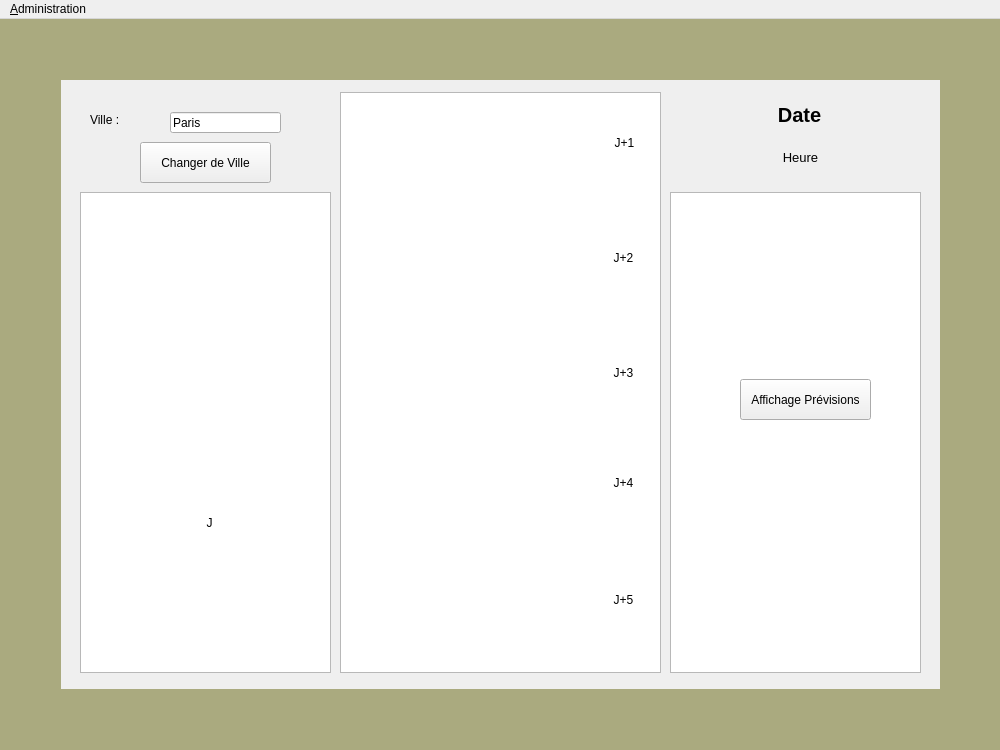
This is StationMeteo/mainwindow.ui in SimonF2/ProjetFinal as Qt 5 draws it before an edit. The edited form follows.
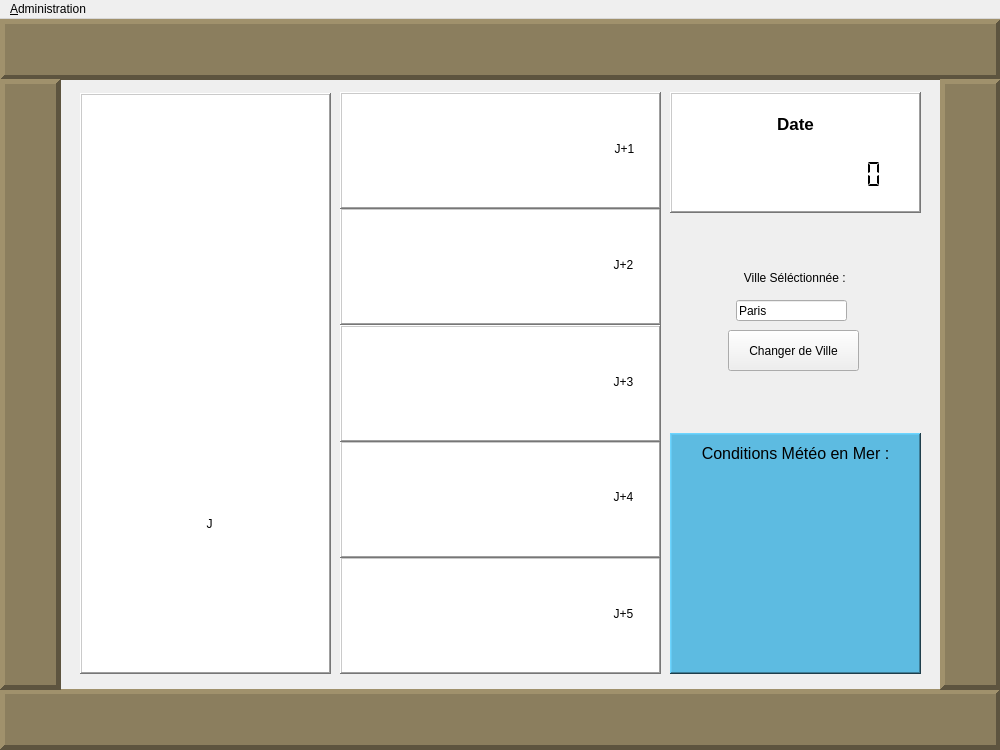
This is the edited form.

Commit message: Ajout fonctionnalité Balise en mer etmodification affichage général

What changed in the file:
```diff
--- a/StationMeteo/mainwindow.ui
+++ b/StationMeteo/mainwindow.ui
@@ -13,19 +13,28 @@
   <property name="windowTitle">
    <string>MainWindow</string>
   </property>
+  <property name="autoFillBackground">
+   <bool>false</bool>
+  </property>
+  <property name="styleSheet">
+   <string notr="true"/>
+  </property>
   <widget class="QWidget" name="centralwidget">
+   <property name="styleSheet">
+    <string notr="true"/>
+   </property>
    <widget class="QLabel" name="lblDate">
     <property name="geometry">
      <rect>
-      <x>679</x>
-      <y>80</y>
-      <width>241</width>
+      <x>670</x>
+      <y>89</y>
+      <width>251</width>
       <height>31</height>
      </rect>
     </property>
     <property name="font">
      <font>
-      <pointsize>15</pointsize>
+      <pointsize>13</pointsize>
       <weight>75</weight>
       <bold>true</bold>
       <kerning>true</kerning>
@@ -44,8 +53,8 @@
    <widget class="QPushButton" name="BtnMeteo">
     <property name="geometry">
      <rect>
-      <x>140</x>
-      <y>123</y>
+      <x>728</x>
+      <y>311</y>
       <width>131</width>
       <height>41</height>
      </rect>
@@ -58,16 +67,16 @@
     <property name="geometry">
      <rect>
       <x>80</x>
-      <y>173</y>
+      <y>74</y>
       <width>251</width>
-      <height>481</height>
+      <height>581</height>
      </rect>
     </property>
     <property name="frameShape">
-     <enum>QFrame::StyledPanel</enum>
+     <enum>QFrame::WinPanel</enum>
     </property>
     <property name="frameShadow">
-     <enum>QFrame::Sunken</enum>
+     <enum>QFrame::Raised</enum>
     </property>
     <property name="lineWidth">
      <number>1</number>
@@ -78,6 +87,9 @@
     <property name="documentTitle">
      <string/>
     </property>
+    <property name="undoRedoEnabled">
+     <bool>true</bool>
+    </property>
     <property name="backgroundVisible">
      <bool>false</bool>
     </property>
@@ -89,7 +101,7 @@
     <property name="geometry">
      <rect>
       <x>99</x>
-      <y>393</y>
+      <y>394</y>
       <width>221</width>
       <height>221</height>
      </rect>
@@ -113,57 +125,24 @@
      <number>0</number>
     </property>
    </widget>
-   <widget class="QLabel" name="lblHeure">
-    <property name="geometry">
-     <rect>
-      <x>680</x>
-      <y>123</y>
-      <width>241</width>
-      <height>31</height>
-     </rect>
-    </property>
-    <property name="font">
-     <font>
-      <pointsize>10</pointsize>
-     </font>
-    </property>
-    <property name="text">
-     <string>Heure</string>
-    </property>
-    <property name="scaledContents">
-     <bool>true</bool>
-    </property>
-    <property name="alignment">
-     <set>Qt::AlignCenter</set>
-    </property>
-   </widget>
-   <widget class="QPushButton" name="BtnPrevisions">
-    <property name="geometry">
-     <rect>
-      <x>740</x>
-      <y>360</y>
-      <width>131</width>
-      <height>41</height>
-     </rect>
-    </property>
-    <property name="text">
-     <string>Affichage Prévisions</string>
-    </property>
-   </widget>
    <widget class="QPlainTextEdit" name="plainTextMer">
     <property name="geometry">
      <rect>
       <x>670</x>
-      <y>173</y>
+      <y>414</y>
       <width>251</width>
-      <height>481</height>
+      <height>241</height>
      </rect>
     </property>
+    <property name="styleSheet">
+     <string notr="true">background-color: rgb(93, 187, 225);
+</string>
+    </property>
     <property name="frameShape">
-     <enum>QFrame::StyledPanel</enum>
+     <enum>QFrame::WinPanel</enum>
     </property>
     <property name="frameShadow">
-     <enum>QFrame::Sunken</enum>
+     <enum>QFrame::Raised</enum>
     </property>
     <property name="lineWidth">
      <number>1</number>
@@ -174,6 +153,12 @@
     <property name="documentTitle">
      <string/>
     </property>
+    <property name="undoRedoEnabled">
+     <bool>true</bool>
+    </property>
+    <property name="readOnly">
+     <bool>true</bool>
+    </property>
     <property name="backgroundVisible">
      <bool>false</bool>
     </property>
@@ -191,16 +176,17 @@
      </rect>
     </property>
     <property name="styleSheet">
-     <string notr="true">background-color: rgb(170, 170, 127);</string>
+     <string notr="true">background-color: rgb(139, 126, 94);
+</string>
     </property>
     <property name="frameShape">
-     <enum>QFrame::NoFrame</enum>
+     <enum>QFrame::Panel</enum>
     </property>
     <property name="frameShadow">
-     <enum>QFrame::Sunken</enum>
+     <enum>QFrame::Raised</enum>
     </property>
     <property name="lineWidth">
-     <number>1</number>
+     <number>5</number>
     </property>
     <property name="midLineWidth">
      <number>0</number>
@@ -228,16 +214,17 @@
      </rect>
     </property>
     <property name="styleSheet">
-     <string notr="true">background-color: rgb(170, 170, 127);</string>
+     <string notr="true">background-color: rgb(139, 126, 94);
+</string>
     </property>
     <property name="frameShape">
-     <enum>QFrame::NoFrame</enum>
+     <enum>QFrame::Panel</enum>
     </property>
     <property name="frameShadow">
-     <enum>QFrame::Plain</enum>
+     <enum>QFrame::Raised</enum>
     </property>
     <property name="lineWidth">
-     <number>0</number>
+     <number>5</number>
     </property>
     <property name="midLineWidth">
      <number>0</number>
@@ -265,16 +252,17 @@
      </rect>
     </property>
     <property name="styleSheet">
-     <string notr="true">background-color: rgb(170, 170, 127);</string>
+     <string notr="true">background-color: rgb(139, 126, 94);
+</string>
     </property>
     <property name="frameShape">
-     <enum>QFrame::NoFrame</enum>
+     <enum>QFrame::Panel</enum>
     </property>
     <property name="frameShadow">
-     <enum>QFrame::Sunken</enum>
+     <enum>QFrame::Raised</enum>
     </property>
     <property name="lineWidth">
-     <number>1</number>
+     <number>5</number>
     </property>
     <property name="midLineWidth">
      <number>0</number>
@@ -302,16 +290,17 @@
      </rect>
     </property>
     <property name="styleSheet">
-     <string notr="true">background-color: rgb(170, 170, 127);</string>
+     <string notr="true">background-color: rgb(139, 126, 94);
+</string>
     </property>
     <property name="frameShape">
-     <enum>QFrame::NoFrame</enum>
+     <enum>QFrame::Panel</enum>
     </property>
     <property name="frameShadow">
-     <enum>QFrame::Sunken</enum>
+     <enum>QFrame::Raised</enum>
     </property>
     <property name="lineWidth">
-     <number>1</number>
+     <number>5</number>
     </property>
     <property name="midLineWidth">
      <number>0</number>
@@ -332,21 +321,27 @@
    <widget class="QLabel" name="labelVille">
     <property name="geometry">
      <rect>
-      <x>90</x>
-      <y>93</y>
-      <width>55</width>
+      <x>736</x>
+      <y>251</y>
+      <width>121</width>
       <height>16</height>
      </rect>
     </property>
     <property name="text">
-     <string>Ville : </string>
+     <string>Ville Séléctionnée : </string>
+    </property>
+    <property name="scaledContents">
+     <bool>true</bool>
+    </property>
+    <property name="alignment">
+     <set>Qt::AlignCenter</set>
     </property>
    </widget>
    <widget class="QLineEdit" name="lineEditVille">
     <property name="geometry">
      <rect>
-      <x>170</x>
-      <y>93</y>
+      <x>736</x>
+      <y>281</y>
       <width>111</width>
       <height>21</height>
      </rect>
@@ -355,42 +350,11 @@
      <string>Paris</string>
     </property>
    </widget>
-   <widget class="QPlainTextEdit" name="plainTextPrevisions">
-    <property name="geometry">
-     <rect>
-      <x>340</x>
-      <y>73</y>
-      <width>321</width>
-      <height>581</height>
-     </rect>
-    </property>
-    <property name="frameShape">
-     <enum>QFrame::StyledPanel</enum>
-    </property>
-    <property name="frameShadow">
-     <enum>QFrame::Sunken</enum>
-    </property>
-    <property name="lineWidth">
-     <number>1</number>
-    </property>
-    <property name="midLineWidth">
-     <number>0</number>
-    </property>
-    <property name="documentTitle">
-     <string/>
-    </property>
-    <property name="backgroundVisible">
-     <bool>false</bool>
-    </property>
-    <property name="centerOnScroll">
-     <bool>false</bool>
-    </property>
-   </widget>
    <widget class="QLabel" name="iconeJ1">
     <property name="geometry">
      <rect>
       <x>589</x>
-      <y>93</y>
+      <y>99</y>
       <width>71</width>
       <height>61</height>
      </rect>
@@ -418,7 +382,7 @@
     <property name="geometry">
      <rect>
       <x>588</x>
-      <y>208</y>
+      <y>215</y>
       <width>71</width>
       <height>61</height>
      </rect>
@@ -446,7 +410,7 @@
     <property name="geometry">
      <rect>
       <x>588</x>
-      <y>323</y>
+      <y>332</y>
       <width>71</width>
       <height>61</height>
      </rect>
@@ -474,7 +438,7 @@
     <property name="geometry">
      <rect>
       <x>588</x>
-      <y>433</y>
+      <y>447</y>
       <width>71</width>
       <height>61</height>
      </rect>
@@ -502,7 +466,7 @@
     <property name="geometry">
      <rect>
       <x>588</x>
-      <y>550</y>
+      <y>564</y>
       <width>71</width>
       <height>61</height>
      </rect>
@@ -526,7 +490,305 @@
      <set>Qt::AlignCenter</set>
     </property>
    </widget>
-   <zorder>plainTextPrevisions</zorder>
+   <widget class="QLabel" name="labelTitreMer">
+    <property name="geometry">
+     <rect>
+      <x>675</x>
+      <y>419</y>
+      <width>241</width>
+      <height>31</height>
+     </rect>
+    </property>
+    <property name="font">
+     <font>
+      <pointsize>12</pointsize>
+     </font>
+    </property>
+    <property name="text">
+     <string>Conditions Météo en Mer :</string>
+    </property>
+    <property name="scaledContents">
+     <bool>true</bool>
+    </property>
+    <property name="alignment">
+     <set>Qt::AlignCenter</set>
+    </property>
+   </widget>
+   <widget class="QPlainTextEdit" name="plainTextDate">
+    <property name="geometry">
+     <rect>
+      <x>670</x>
+      <y>73</y>
+      <width>251</width>
+      <height>121</height>
+     </rect>
+    </property>
+    <property name="frameShape">
+     <enum>QFrame::WinPanel</enum>
+    </property>
+    <property name="frameShadow">
+     <enum>QFrame::Raised</enum>
+    </property>
+    <property name="lineWidth">
+     <number>1</number>
+    </property>
+    <property name="midLineWidth">
+     <number>0</number>
+    </property>
+    <property name="documentTitle">
+     <string/>
+    </property>
+    <property name="readOnly">
+     <bool>true</bool>
+    </property>
+    <property name="backgroundVisible">
+     <bool>false</bool>
+    </property>
+    <property name="centerOnScroll">
+     <bool>false</bool>
+    </property>
+   </widget>
+   <widget class="QLabel" name="labelMer">
+    <property name="geometry">
+     <rect>
+      <x>690</x>
+      <y>461</y>
+      <width>211</width>
+      <height>171</height>
+     </rect>
+    </property>
+    <property name="text">
+     <string/>
+    </property>
+   </widget>
+   <widget class="QLCDNumber" name="lcdNumber">
+    <property name="geometry">
+     <rect>
+      <x>700</x>
+      <y>130</y>
+      <width>191</width>
+      <height>51</height>
+     </rect>
+    </property>
+    <property name="font">
+     <font>
+      <pointsize>8</pointsize>
+      <weight>50</weight>
+      <bold>false</bold>
+      <underline>false</underline>
+      <kerning>true</kerning>
+     </font>
+    </property>
+    <property name="frameShape">
+     <enum>QFrame::NoFrame</enum>
+    </property>
+    <property name="frameShadow">
+     <enum>QFrame::Plain</enum>
+    </property>
+    <property name="lineWidth">
+     <number>0</number>
+    </property>
+    <property name="smallDecimalPoint">
+     <bool>true</bool>
+    </property>
+    <property name="digitCount">
+     <number>11</number>
+    </property>
+    <property name="segmentStyle">
+     <enum>QLCDNumber::Flat</enum>
+    </property>
+   </widget>
+   <widget class="QPlainTextEdit" name="plainTextPrevisions1">
+    <property name="geometry">
+     <rect>
+      <x>340</x>
+      <y>73</y>
+      <width>321</width>
+      <height>117</height>
+     </rect>
+    </property>
+    <property name="frameShape">
+     <enum>QFrame::WinPanel</enum>
+    </property>
+    <property name="frameShadow">
+     <enum>QFrame::Raised</enum>
+    </property>
+    <property name="lineWidth">
+     <number>1</number>
+    </property>
+    <property name="midLineWidth">
+     <number>0</number>
+    </property>
+    <property name="documentTitle">
+     <string/>
+    </property>
+    <property name="undoRedoEnabled">
+     <bool>true</bool>
+    </property>
+    <property name="readOnly">
+     <bool>false</bool>
+    </property>
+    <property name="backgroundVisible">
+     <bool>false</bool>
+    </property>
+    <property name="centerOnScroll">
+     <bool>false</bool>
+    </property>
+   </widget>
+   <widget class="QPlainTextEdit" name="plainTextPrevisions2">
+    <property name="geometry">
+     <rect>
+      <x>340</x>
+      <y>189</y>
+      <width>321</width>
+      <height>117</height>
+     </rect>
+    </property>
+    <property name="frameShape">
+     <enum>QFrame::WinPanel</enum>
+    </property>
+    <property name="frameShadow">
+     <enum>QFrame::Raised</enum>
+    </property>
+    <property name="lineWidth">
+     <number>1</number>
+    </property>
+    <property name="midLineWidth">
+     <number>0</number>
+    </property>
+    <property name="documentTitle">
+     <string/>
+    </property>
+    <property name="undoRedoEnabled">
+     <bool>true</bool>
+    </property>
+    <property name="readOnly">
+     <bool>false</bool>
+    </property>
+    <property name="backgroundVisible">
+     <bool>false</bool>
+    </property>
+    <property name="centerOnScroll">
+     <bool>false</bool>
+    </property>
+   </widget>
+   <widget class="QPlainTextEdit" name="plainTextPrevisions3">
+    <property name="geometry">
+     <rect>
+      <x>340</x>
+      <y>306</y>
+      <width>321</width>
+      <height>117</height>
+     </rect>
+    </property>
+    <property name="frameShape">
+     <enum>QFrame::WinPanel</enum>
+    </property>
+    <property name="frameShadow">
+     <enum>QFrame::Raised</enum>
+    </property>
+    <property name="lineWidth">
+     <number>1</number>
+    </property>
+    <property name="midLineWidth">
+     <number>0</number>
+    </property>
+    <property name="documentTitle">
+     <string/>
+    </property>
+    <property name="undoRedoEnabled">
+     <bool>true</bool>
+    </property>
+    <property name="readOnly">
+     <bool>false</bool>
+    </property>
+    <property name="backgroundVisible">
+     <bool>false</bool>
+    </property>
+    <property name="centerOnScroll">
+     <bool>false</bool>
+    </property>
+   </widget>
+   <widget class="QPlainTextEdit" name="plainTextPrevisions4">
+    <property name="geometry">
+     <rect>
+      <x>340</x>
+      <y>422</y>
+      <width>321</width>
+      <height>117</height>
+     </rect>
+    </property>
+    <property name="frameShape">
+     <enum>QFrame::WinPanel</enum>
+    </property>
+    <property name="frameShadow">
+     <enum>QFrame::Raised</enum>
+    </property>
+    <property name="lineWidth">
+     <number>1</number>
+    </property>
+    <property name="midLineWidth">
+     <number>0</number>
+    </property>
+    <property name="documentTitle">
+     <string/>
+    </property>
+    <property name="undoRedoEnabled">
+     <bool>true</bool>
+    </property>
+    <property name="readOnly">
+     <bool>false</bool>
+    </property>
+    <property name="backgroundVisible">
+     <bool>false</bool>
+    </property>
+    <property name="centerOnScroll">
+     <bool>false</bool>
+    </property>
+   </widget>
+   <widget class="QPlainTextEdit" name="plainTextPrevisions5">
+    <property name="geometry">
+     <rect>
+      <x>340</x>
+      <y>538</y>
+      <width>321</width>
+      <height>117</height>
+     </rect>
+    </property>
+    <property name="frameShape">
+     <enum>QFrame::WinPanel</enum>
+    </property>
+    <property name="frameShadow">
+     <enum>QFrame::Raised</enum>
+    </property>
+    <property name="lineWidth">
+     <number>1</number>
+    </property>
+    <property name="midLineWidth">
+     <number>0</number>
+    </property>
+    <property name="documentTitle">
+     <string/>
+    </property>
+    <property name="undoRedoEnabled">
+     <bool>true</bool>
+    </property>
+    <property name="readOnly">
+     <bool>false</bool>
+    </property>
+    <property name="backgroundVisible">
+     <bool>false</bool>
+    </property>
+    <property name="centerOnScroll">
+     <bool>false</bool>
+    </property>
+   </widget>
+   <zorder>plainTextPrevisions2</zorder>
+   <zorder>plainTextPrevisions1</zorder>
+   <zorder>plainTextPrevisions5</zorder>
+   <zorder>plainTextPrevisions4</zorder>
+   <zorder>plainTextPrevisions3</zorder>
+   <zorder>plainTextDate</zorder>
    <zorder>iconeJ1</zorder>
    <zorder>iconeJ2</zorder>
    <zorder>iconeJ3</zorder>
@@ -537,14 +799,15 @@
    <zorder>lblDate</zorder>
    <zorder>BtnMeteo</zorder>
    <zorder>lbliconmeteo</zorder>
-   <zorder>lblHeure</zorder>
-   <zorder>BtnPrevisions</zorder>
    <zorder>Cadre_2</zorder>
    <zorder>Cadre_4</zorder>
    <zorder>Cadre_3</zorder>
    <zorder>labelVille</zorder>
    <zorder>lineEditVille</zorder>
    <zorder>Cadre_1</zorder>
+   <zorder>labelTitreMer</zorder>
+   <zorder>labelMer</zorder>
+   <zorder>lcdNumber</zorder>
   </widget>
   <widget class="QMenuBar" name="menubar">
    <property name="geometry">
```
The commit also changes 4 other files.
